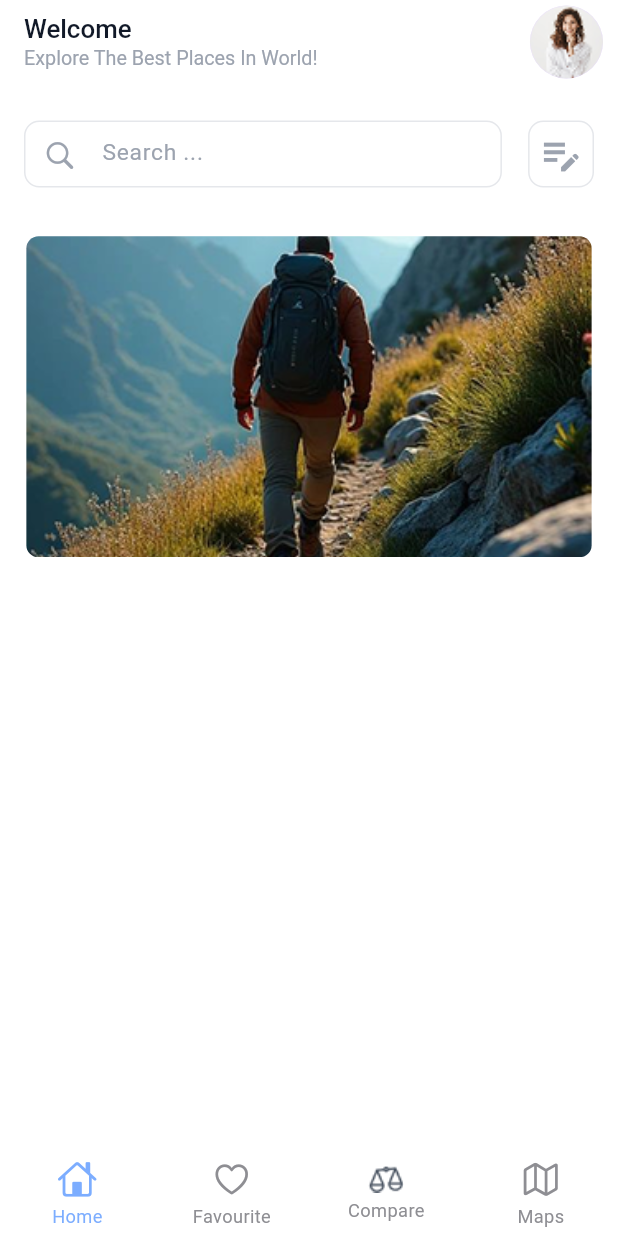
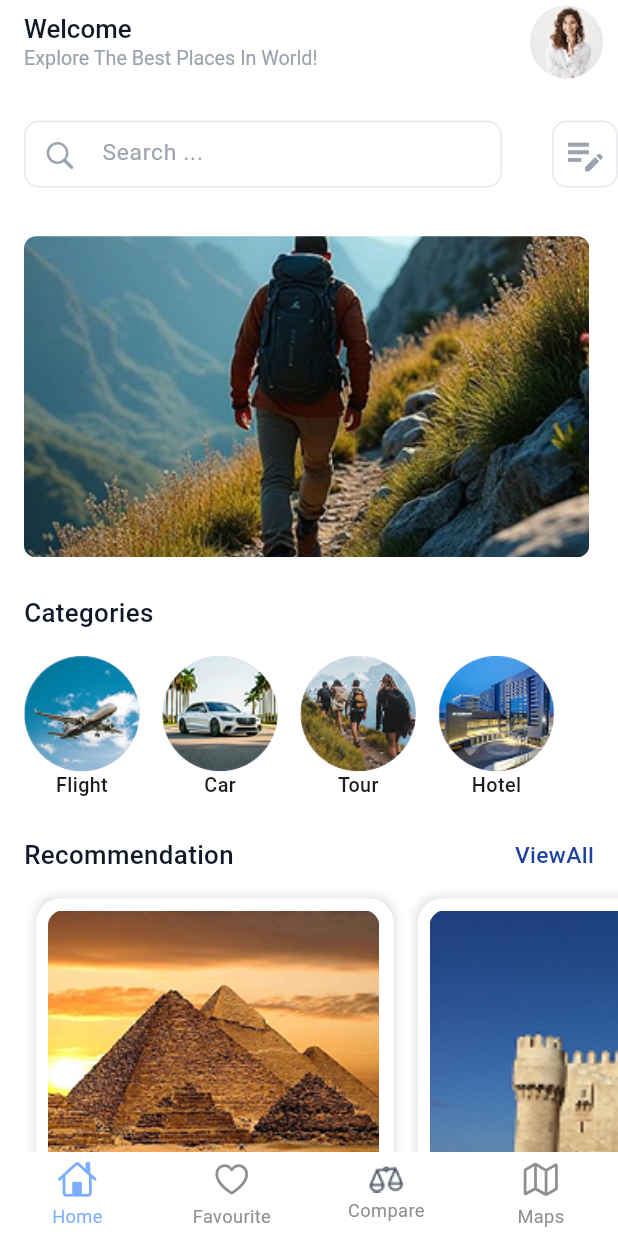
Before and after one commit to Huma-volve/Round-6-safarni-app, a Flutter app: the screen it shows after launch, on a phone screen of 412 x 824 dp. Run offline on Flutter 3.47's test engine with Material 3 defaults, Android fonts, the phone set to English and light mode, and no system bars; drawn by our look-alikes of persistent_bottom_nav_bar_v2; our stand-ins replace flutter_screenutil; Roboto replaces fonts that are missing (Poppins-Medium, Poppins-Regular).

Commit message:
finish ui of home Screen

```diff
--- a/lib/core/constants/app_colors.dart
+++ b/lib/core/constants/app_colors.dart
@@ -1,4 +1,3 @@
-import 'dart:ui';
 
 import 'package:flutter/material.dart';
 
@@ -24,6 +23,7 @@ class AppColors{
 
   static const Color white= Color(0xffFFFFFF);
 
+  static const yellowColor=Color(0xffFCBA42);
 
 
 }
--- a/lib/core/constants/app_styles.dart
+++ b/lib/core/constants/app_styles.dart
@@ -41,6 +41,12 @@ class AppStyles{
       fontFamily: "Poppins-SemiBold",
     color: AppColors.grey500
   );
+  static TextStyle rateStyle=TextStyle(
+      fontSize: 12.sp,
+      fontWeight: FontWeight.w600,
+      fontFamily: "Poppins-SemiBold",
+      color: AppColors.grey500
+  );
   static TextStyle bottomNavTitle=TextStyle(
       fontSize: 12.sp,
       fontWeight: FontWeight.w400,
--- a/lib/features/home/presentation/view/home_screen.dart
+++ b/lib/features/home/presentation/view/home_screen.dart
@@ -3,6 +3,9 @@ import 'package:flutter/material.dart';
 import 'package:flutter_screenutil/flutter_screenutil.dart';
 import 'package:safarni/core/widgets/custom_text_field.dart';
 import 'package:safarni/core/widgets/spacing.dart';
+import 'package:safarni/features/home/presentation/widgets/available_tour_item.dart';
+import 'package:safarni/features/home/presentation/widgets/category_item.dart';
+import 'package:safarni/features/home/presentation/widgets/recommendation_item_model.dart';
 import '../../../../core/constants/app_assets.dart';
 import '../../../../core/constants/app_colors.dart';
 import '../../../../core/constants/app_styles.dart';
@@ -10,7 +13,130 @@ import '../../../../core/constants/app_styles.dart';
 class HomeScreen extends StatelessWidget {
   HomeScreen({super.key});
 
-  TextEditingController _controller = TextEditingController();
+  final TextEditingController _controller = TextEditingController();
+
+  List<Map<String, dynamic>> categoriesList = [
+    {"photo": AppAssets.homeFlightPhoto, "title": "Flight"},
+    {"photo": AppAssets.homeCarPhoto, "title": "Car"},
+    {"photo": AppAssets.homeTourPhoto, "title": "Tour"},
+    {"photo": AppAssets.homeHotelPhoto, "title": "Hotel"},
+  ];
+  List<Map<String, dynamic>> recommendationList = [
+    {
+      "photo": AppAssets.homePyramidPhoto,
+      "title": "The Pyramids",
+      "rating": "4.8",
+      "location": "Giza",
+    },
+    {
+      "photo": AppAssets.homeCitadelPhoto,
+      "title": "The Citadel  ",
+      "rating": "4.1",
+      "location": "Cairo",
+    },
+    {
+      "photo": AppAssets.dahabPhoto,
+      "title": "Dahab",
+      "rating": "4.9",
+      "location": "Dahab",
+    },
+    {
+      "photo": AppAssets.fayoumPhoto,
+      "title": "Fayoum",
+      "rating": "4.2",
+      "location": "Fayoum",
+    },
+  ];
+  List<Map<String, dynamic>> availableTourList = [
+    {
+      "photo": AppAssets.fayoumPhoto,
+      "title": "Fayoum",
+      "rating": "4.8",
+      "price":"200",
+      "time":"FullDayTour"
+    },
+    {
+      "photo": AppAssets.dahabPhoto,
+      "title": "Dahab ",
+      "rating": "4.1",
+      "price":"400",
+      "time":"FullDayTour"
+    },
+    {
+      "photo": AppAssets.luxuryPhoto,
+      "title": "Luxor",
+      "rating": "4.9",
+      "price":"200",
+      "time":"FullDayTour"
+    },
+    {
+      "photo": AppAssets.fayoumPhoto,
+      "title": "Fayoum",
+      "rating": "4.2",
+      "price":"150",
+      "time":"FullDayTour"
+    },
+  ];
+
+
+  Widget buildCategory() {
+    return Column(
+      crossAxisAlignment: CrossAxisAlignment.start,
+      children: [
+        Text("Categories", style: AppStyles.addressesTextStyle),
+        HeightSpace(height: 15),
+        SizedBox(
+          height: 95.h,
+          child: ListView.builder(
+            scrollDirection: Axis.horizontal,
+            itemCount: categoriesList.length,
+            itemBuilder: (context, index) {
+              return CategoryItem(
+                title: categoriesList[index]["title"],
+                image: categoriesList[index]["photo"],
+              );
+            },
+          ),
+        ),
+      ],
+    );
+  }
+
+  Widget buildRecommendationWidget(){
+    return Column(
+      children: [
+        Padding(
+            padding: const EdgeInsets.only(right: 16),
+          child: Row(
+            mainAxisAlignment: MainAxisAlignment.spaceBetween,
+            children: [
+              Text("Recommendation", style: AppStyles.addressesTextStyle),
+              InkWell(
+                child: Text("ViewAll", style: AppStyles.viewAllStyle),
+              ),
+            ],
+          ),
+        ),
+        HeightSpace(height: 8),
+        SizedBox(
+          height: 301,
+          child: ListView.builder(
+            scrollDirection: Axis.horizontal,
+            itemCount: recommendationList.length,
+            itemBuilder: (context, index) {
+              final map = recommendationList[index];
+              return RecommendationItemModel(
+                title: map["title"],
+                image: map["photo"],
+                review: map["rating"],
+                location: map["location"],
+              );
+            },
+          ),
+        ),
+      ],
+    );
+  }
 
   @override
   Widget build(BuildContext context) {
@@ -43,8 +169,10 @@ class HomeScreen extends StatelessWidget {
           ],
         ),
         body: Padding(
-          padding: const EdgeInsets.symmetric(horizontal: 16),
+          padding: const EdgeInsets.only(left: 16),
+          child: SingleChildScrollView(
             child: Column(
+              crossAxisAlignment: CrossAxisAlignment.start,
               children: [
                 HeightSpace(height: 24),
                 Row(
@@ -75,8 +203,39 @@ class HomeScreen extends StatelessWidget {
                     width: 343.w,
                     height: 211.h,
                   ),
+                ),
+                HeightSpace(height: 25),
+                buildCategory(),
+                HeightSpace(height: 24),
+                buildRecommendationWidget(),
+                HeightSpace(height: 24),
+                Padding(
+                  padding: const EdgeInsets.only(right: 16),
+                  child: Row(
+                    mainAxisAlignment: MainAxisAlignment.spaceBetween,
+                    children: [
+                      Text("Available Tours", style: AppStyles.addressesTextStyle),
+                      InkWell(
+                        child: Text("ViewAll", style: AppStyles.viewAllStyle),
+                      ),
+                    ],
+                  ),
+                ),
+                HeightSpace(height: 16),
+                ListView.builder(
+                    itemCount: availableTourList.length,
+                    scrollDirection: Axis.vertical,
+                    shrinkWrap: true,
+                    physics: NeverScrollableScrollPhysics(),
+                    itemBuilder: (context,index){
+                  final map=availableTourList[index];
+                  return AvailableTourItem(title:map["title"] , image: map["photo"], review: map["rating"], price: map["price"], time: map["time"]);
+                },
+
                 )
+
               ],
+            ),
           ),
         ),
       ),
--- /dev/null
+++ b/lib/features/home/presentation/widgets/available_tour_item.dart
@@ -0,0 +1,96 @@
+import 'package:flutter/cupertino.dart';
+import 'package:flutter/material.dart';
+import 'package:flutter_screenutil/flutter_screenutil.dart';
+import 'package:safarni/core/constants/app_colors.dart';
+import 'package:safarni/core/constants/app_styles.dart';
+import 'package:safarni/core/widgets/spacing.dart';
+
+class AvailableTourItem extends StatelessWidget {
+  final String image;
+  final String title;
+  final String review;
+  final String price;
+  final String time;
+  const AvailableTourItem({
+    super.key,
+    required this.title,
+    required this.image,
+    required this.review,
+    required this.price,
+    required this.time
+  });
+
+  @override
+  Widget build(BuildContext context) {
+    return Padding(
+      padding: const EdgeInsets.only(left: 8.0,right: 8.0,bottom: 16),
+      child: Container(
+        height: 104.h,
+        width: 343.w,
+          padding: EdgeInsets.all(8),
+          decoration: BoxDecoration(
+        color: AppColors.white,
+        borderRadius: BorderRadius.circular(16.sp),
+        boxShadow: [
+          BoxShadow(
+            color: AppColors.grey200,
+            blurRadius: 2,
+            spreadRadius: 1,
+            offset: Offset(0,0),
+          )],
+      ),
+        child: Row(
+          children: [
+            ClipRRect(
+              borderRadius: BorderRadius.circular(8.sp),
+              child: Image(image: AssetImage(image),fit: BoxFit.cover,width:88.w ,height: 88.h,),
+            ),
+            Padding(
+              padding: const EdgeInsets.only(left: 8.0),
+              child: Column(
+                crossAxisAlignment: CrossAxisAlignment.start,
+                children: [
+                Text(time,style: AppStyles.fullTourStyle,),
+                HeightSpace(height: 12),
+                Text(title,style: AppStyles.tourTitleStyle,),
+                HeightSpace(height: 12),
+                RichText(
+                  text: TextSpan(
+                    children: [
+                      TextSpan(
+                        text: "From ",
+                        style: AppStyles.priceTourStyle.copyWith(
+                          color: AppColors.grey600,
+                        ),
+                      ),
+                      TextSpan(
+                        text: "$price\$ ",
+                        style: AppStyles.priceTourStyle,
+                      ),
+                      TextSpan(
+                        text: "per person",
+                        style: AppStyles.priceTourStyle.copyWith(
+                          color: AppColors.grey600,
+                        ),
+                      ),
+                    ],),),],
+              ),
+            ),
+            WidthSpace(width: 50),
+            Column(
+              children: [
+                Row(
+                  children: [
+                    Icon(CupertinoIcons.star_fill, color: AppColors.yellowColor, size: 18.sp,
+                    ),
+                    Text(review, style: AppStyles.rateStyle),
+                  ],
+                ),
+              ],
+            ),
+          ],
+        ),
+      ),
+    );
+  }
+}
--- /dev/null
+++ b/lib/features/home/presentation/widgets/category_item.dart
@@ -0,0 +1,27 @@
+import 'package:flutter/material.dart';
+import 'package:flutter_screenutil/flutter_screenutil.dart';
+import 'package:safarni/core/constants/app_styles.dart';
+
+class CategoryItem extends StatelessWidget {
+  final String image;
+  final String title;
+  const CategoryItem({super.key,required this.title,required this.image});
+
+  @override
+  Widget build(BuildContext context) {
+    return Padding(
+      padding: const EdgeInsets.only(right: 15.0),
+      child: Column(
+        crossAxisAlignment: CrossAxisAlignment.center,
+        mainAxisAlignment: MainAxisAlignment.start,
+        children: [
+          CircleAvatar(
+            radius: 38.sp,
+            backgroundImage: AssetImage(image),
+          ),
+          Text(title,style: AppStyles.categoryTitleStyle,)
+        ],
+      ),
+    );
+  }
+}
--- /dev/null
+++ b/lib/features/home/presentation/widgets/recommendation_item_model.dart
@@ -0,0 +1,77 @@
+import 'package:flutter/cupertino.dart';
+import 'package:flutter/material.dart';
+import 'package:flutter_screenutil/flutter_screenutil.dart';
+import 'package:safarni/core/constants/app_colors.dart';
+import 'package:safarni/core/constants/app_styles.dart';
+import 'package:safarni/core/widgets/spacing.dart';
+
+class RecommendationItemModel extends StatelessWidget {
+  final String image;
+  final String title;
+  final String review;
+  final String location;
+  RecommendationItemModel({
+    super.key,
+    required this.title,
+    required this.image,
+    required this.review,
+    required this.location,
+  });
+
+  @override
+  Widget build(BuildContext context) {
+    return Padding(
+      padding: const EdgeInsets.all(8.0),
+      child: Container(
+        width: 217.w,
+        height: 288.h,
+        decoration: BoxDecoration(
+          color: AppColors.white,
+          borderRadius: BorderRadius.circular(16.sp),
+          boxShadow: [
+            BoxShadow(
+            color: AppColors.grey200,
+            blurRadius: 4,
+            spreadRadius: 2,
+            offset: Offset(0,0),
+          )],
+        ),
+        padding: EdgeInsets.all(8.0),
+        child: Column(
+          crossAxisAlignment: CrossAxisAlignment.start,
+          children: [
+            ClipRRect(borderRadius: BorderRadius.circular(10),child: Image(image: AssetImage(image), width: 201.w, height: 199.h,fit: BoxFit.cover,)),
+            HeightSpace(height: 8),
+            Row(
+              mainAxisAlignment: MainAxisAlignment.spaceBetween,
+              children: [
+                Text(title, style: AppStyles.addressesTextStyle),
+                Row(
+                  children: [
+                    Icon(
+                      CupertinoIcons.star_fill,
+                      color: AppColors.yellowColor,
+                      size: 18.sp,
+                    ),
+                    Text(review, style: AppStyles.rateStyle),
+                  ],
+                ),
+              ],
+            ),
+            HeightSpace(height: 8),
+            Row(
+              children: [
+                Icon(
+                  Icons.location_on_outlined,
+                  color: AppColors.categoryTitleColor,
+                  size: 30.sp,
+                ),
+                Text(location, style: AppStyles.bioStyle),
+              ],
+            ),
+          ],
+        ),
+      ),
+    );
+  }
+}
```
Lines whose indentation alone changed are shown as unchanged.
